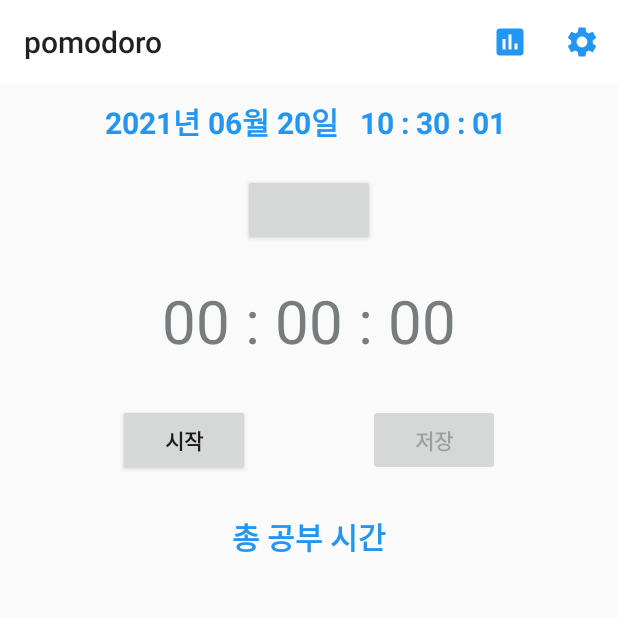
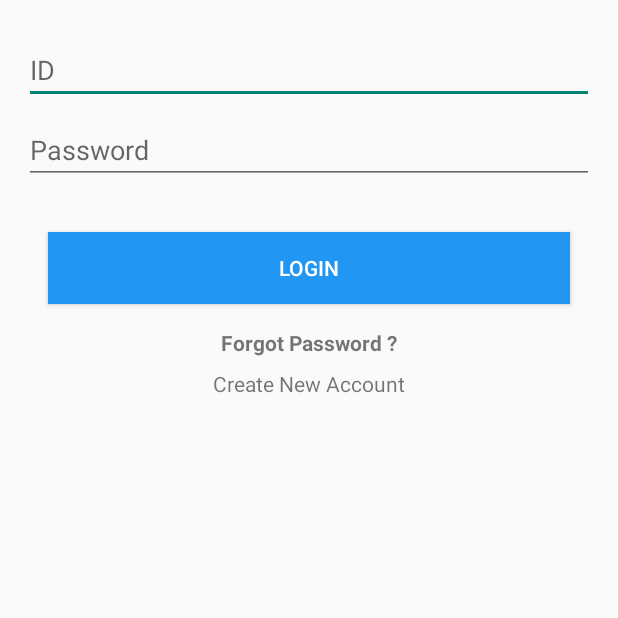
Before and after one commit to tmdfyd2020/pomodoro, an Android app: the screen it shows after launch (MainActivity before the commit, Login after it), on a phone screen of 412 x 824 dp, the top half of it. Run offline under Robolectric (Android 15) with nearby library versions, the phone set to English and light mode, and no system bars; plain views replace SwitchMultiButton.

Commit message:
로그인 페이지 XML 구현
로그인 페이지 XML 구현

```diff
--- a/app/build.gradle
+++ b/app/build.gradle
@@ -33,6 +33,9 @@
     implementation 'androidx.appcompat:appcompat:1.2.0'
     implementation 'com.google.android.material:material:1.3.0'
     implementation 'androidx.constraintlayout:constraintlayout:2.0.4'
+    implementation 'androidx.annotation:annotation:1.2.0'
+    implementation 'androidx.lifecycle:lifecycle-livedata-ktx:2.3.1'
+    implementation 'androidx.lifecycle:lifecycle-viewmodel-ktx:2.3.1'
     testImplementation 'junit:junit:4.+'
     androidTestImplementation 'androidx.test.ext:junit:1.1.2'
     androidTestImplementation 'androidx.test.espresso:espresso-core:3.3.0'
--- a/app/src/main/AndroidManifest.xml
+++ b/app/src/main/AndroidManifest.xml
@@ -9,15 +9,18 @@
         android:roundIcon="@mipmap/ic_launcher_round"
         android:supportsRtl="true"
         android:theme="@style/Theme.AppCompat.Light.NoActionBar">
-        <activity android:name=".Weekly"></activity>
+        <activity android:name=".Weekly" />
         <activity android:name=".Settings" />
-        <activity android:name=".MainActivity">
+        <activity android:name=".Login" >
             <intent-filter>
                 <action android:name="android.intent.action.MAIN" />
 
                 <category android:name="android.intent.category.LAUNCHER" />
             </intent-filter>
         </activity>
+        <activity android:name=".MainActivity">
+
+        </activity>
     </application>
 
 </manifest>
--- /dev/null
+++ b/app/src/main/java/org/techtown/pomodoro/Login.java
@@ -0,0 +1,28 @@
+package org.techtown.pomodoro;
+
+import androidx.appcompat.app.AppCompatActivity;
+
+import android.content.Intent;
+import android.os.Bundle;
+import android.view.View;
+import android.widget.Button;
+
+public class Login extends AppCompatActivity {
+
+    Button button;
+
+    @Override
+    protected void onCreate(Bundle savedInstanceState) {
+        super.onCreate(savedInstanceState);
+        setContentView(R.layout.activity_login);
+
+        button = (Button) findViewById(R.id.loginBtn);
+        button.setOnClickListener(new View.OnClickListener() {
+            @Override
+            public void onClick(View v) {
+                Intent intent = new Intent(getApplicationContext(), MainActivity.class);
+                startActivity(intent);
+            }
+        });
+    }
+}
--- a/app/src/main/java/org/techtown/pomodoro/MainActivity.java
+++ b/app/src/main/java/org/techtown/pomodoro/MainActivity.java
@@ -27,9 +27,6 @@
     private Timer realtimeTimer;
 
     SwitchMultiButton switchButton;
-
-    StopWatchFragment stopWatchFragment;
-    TimerFragment timerFragment;
 
     public int total_time = 0;
 
--- a/app/src/main/java/org/techtown/pomodoro/Settings.java
+++ b/app/src/main/java/org/techtown/pomodoro/Settings.java
@@ -13,6 +13,5 @@
         super.onCreate(savedInstanceState);
         setContentView(R.layout.activity_settings);
 
-
     }
 }
--- a/app/src/main/java/org/techtown/pomodoro/TimerFragment.java
+++ b/app/src/main/java/org/techtown/pomodoro/TimerFragment.java
@@ -40,11 +40,10 @@
 
     boolean timer_out = false;  // 타이머가 완전히 끝났음을 알리는 장치
 
-    String timer_time;
+    String timer_time, sound;
 
     MediaPlayer mediaPlayer;
     int pausePosition;
-    String sound;
     boolean sound_pass;
 
     @Nullable
@@ -75,7 +74,6 @@
         mediaPlayer = null;
 
         show_time(timerTime);
-        Log.d("test", "onCreateView() 호출됨!");
 
         return rootView;
     }
@@ -272,7 +270,6 @@
 
     @Override
     public void onResume() {
-        Log.d("test", "onResume() 호출됨!");
         super.onResume();
         SharedPreferences preferences = PreferenceManager.getDefaultSharedPreferences(getContext());
         timer_time = preferences.getString("setting_timer", "30");
@@ -281,6 +278,6 @@
         sound = preferences.getString("sound_list", "sound1");
         sound_pass = preferences.getBoolean("sound_activate", false);
 
-        // show_time(timerTime);
+        show_time(timerTime);
     }
 }
--- /dev/null
+++ b/app/src/main/res/layout/activity_login.xml
@@ -0,0 +1,83 @@
+<?xml version="1.0" encoding="utf-8"?>
+<androidx.constraintlayout.widget.ConstraintLayout xmlns:android="http://schemas.android.com/apk/res/android"
+    xmlns:app="http://schemas.android.com/apk/res-auto"
+    xmlns:tools="http://schemas.android.com/tools"
+    android:layout_width="match_parent"
+    android:layout_height="match_parent"
+    tools:context=".Login">
+
+    <EditText
+        android:id="@+id/id"
+        android:layout_width="0dp"
+        android:layout_height="wrap_content"
+        android:layout_marginStart="16dp"
+        android:layout_marginTop="24dp"
+        android:layout_marginEnd="16dp"
+        android:ems="10"
+        android:hint="ID"
+        android:inputType="textPersonName"
+        app:layout_constraintEnd_toEndOf="parent"
+        app:layout_constraintStart_toStartOf="parent"
+        app:layout_constraintTop_toTopOf="parent" />
+
+    <EditText
+        android:id="@+id/lPassword"
+        android:layout_width="0dp"
+        android:layout_height="wrap_content"
+        android:layout_marginStart="16dp"
+        android:layout_marginTop="8dp"
+        android:layout_marginEnd="16dp"
+        android:ems="10"
+        android:hint="Password"
+        android:inputType="textPassword"
+        app:layout_constraintEnd_toEndOf="parent"
+        app:layout_constraintStart_toStartOf="parent"
+        app:layout_constraintTop_toBottomOf="@+id/id" />
+
+    <Button
+        android:id="@+id/loginBtn"
+        android:layout_width="0dp"
+        android:layout_height="wrap_content"
+        android:layout_marginStart="32dp"
+        android:layout_marginTop="32dp"
+        android:layout_marginEnd="32dp"
+        android:background="#2196F3"
+        android:text="Login"
+        android:textColor="#FFFFFF"
+        app:layout_constraintEnd_toEndOf="parent"
+        app:layout_constraintStart_toStartOf="parent"
+        app:layout_constraintTop_toBottomOf="@+id/lPassword" />
+
+    <TextView
+        android:id="@+id/forgotPasword"
+        android:layout_width="wrap_content"
+        android:layout_height="wrap_content"
+        android:layout_marginTop="16dp"
+        android:text="Forgot Password ?"
+        android:textStyle="bold"
+        app:layout_constraintEnd_toEndOf="parent"
+        app:layout_constraintStart_toStartOf="parent"
+        app:layout_constraintTop_toBottomOf="@+id/loginBtn" />
+
+    <TextView
+        android:id="@+id/createAccount"
+        android:layout_width="wrap_content"
+        android:layout_height="wrap_content"
+        android:layout_marginTop="8dp"
+        android:text="Create New Account"
+        app:layout_constraintEnd_toEndOf="parent"
+        app:layout_constraintStart_toStartOf="parent"
+        app:layout_constraintTop_toBottomOf="@+id/forgotPasword" />
+
+    <ProgressBar
+        android:id="@+id/progressBar3"
+        style="?android:attr/progressBarStyle"
+        android:layout_width="wrap_content"
+        android:layout_height="wrap_content"
+        android:layout_marginTop="16dp"
+        android:visibility="invisible"
+        app:layout_constraintEnd_toEndOf="parent"
+        app:layout_constraintStart_toStartOf="parent"
+        app:layout_constraintTop_toBottomOf="@+id/createAccount" />
+
+</androidx.constraintlayout.widget.ConstraintLayout>
--- a/app/src/main/res/values/strings.xml
+++ b/app/src/main/res/values/strings.xml
@@ -1,3 +1,12 @@
 <resources>
     <string name="app_name">pomodoro</string>
+    <string name="title_activity_login">LoginActivity</string>
+    <string name="prompt_email">Email</string>
+    <string name="prompt_password">Password</string>
+    <string name="action_sign_in">Sign in or register</string>
+    <string name="action_sign_in_short">Sign in</string>
+    <string name="welcome">"Welcome !"</string>
+    <string name="invalid_username">Not a valid username</string>
+    <string name="invalid_password">Password must be >5 characters</string>
+    <string name="login_failed">"Login failed"</string>
 </resources>
```
